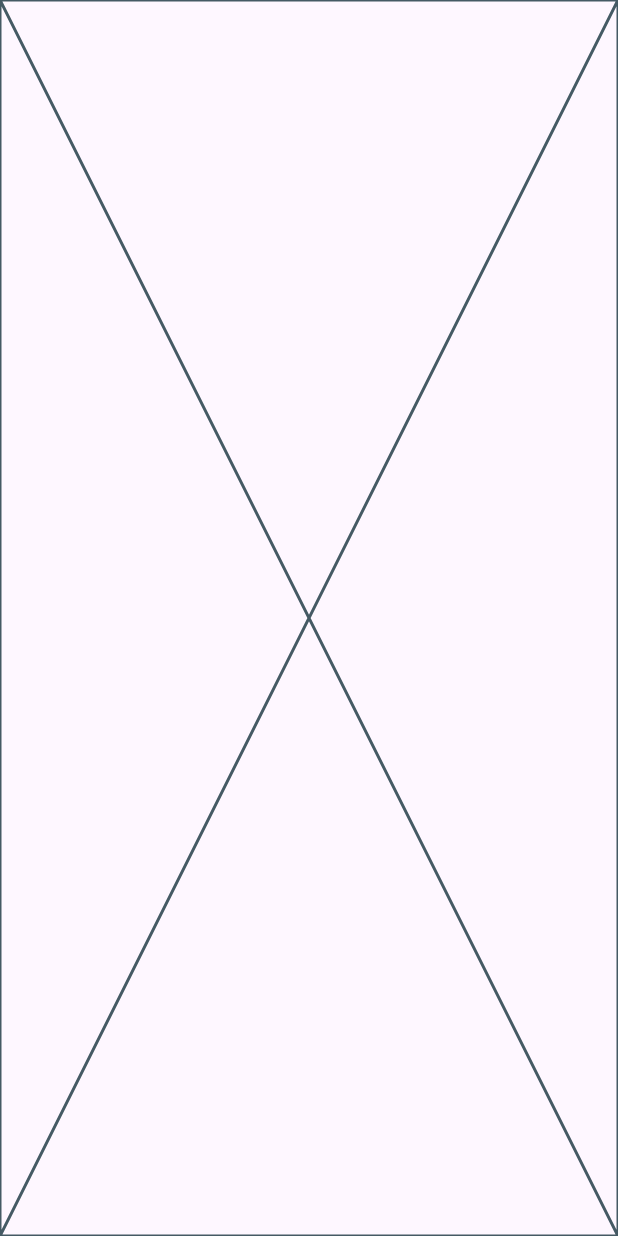
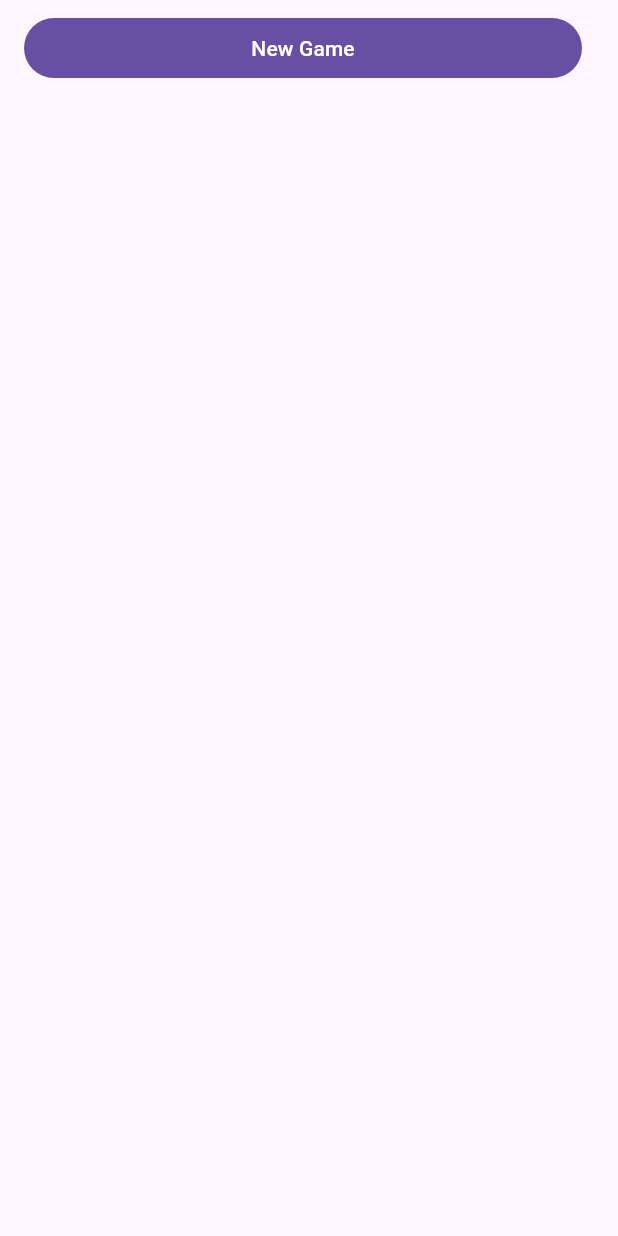
Before and after one commit to fr-noeldupuis/classic_games, a Flutter app: the screen it shows after launch, after a tap on "Sudoku", on a phone screen of 412 x 824 dp. Run offline on Flutter 3.47's test engine with Material 3 defaults, Android fonts, the phone set to English and light mode, and no system bars.

Commit message:
Create sudoku game page

```diff
--- a/lib/feature/homepage/homepage.dart
+++ b/lib/feature/homepage/homepage.dart
@@ -11,7 +11,7 @@ class Homepage extends StatelessWidget {
           ListTile(
             title: FilledButton(
               onPressed: () {
-                Navigator.of(context).pushNamed('sudoku_page');
+                Navigator.of(context).pushNamed('sudoku/sudoku_home');
               },
               child: const Text("Sudoku"),
             ),
--- a/lib/feature/sudoku-game/sudoku_page.dart
+++ b/lib/feature/sudoku-game/sudoku_page.dart
@@ -5,8 +5,19 @@ class SudokuPage extends StatelessWidget {
 
   @override
   Widget build(BuildContext context) {
-    return const Scaffold(
-      body: Placeholder(),
+    return Scaffold(
+      body: ListView(
+        children: [
+          ListTile(
+            title: FilledButton(
+              onPressed: () {
+                Navigator.of(context).pushNamed('sudoku/sudoku_game');
+              },
+              child: Text("New Game"),
+            ),
+          ),
+        ],
+      ),
     );
   }
 }
--- a/lib/main.dart
+++ b/lib/main.dart
@@ -1,4 +1,5 @@
 import 'package:classic_games/feature/homepage/homepage.dart';
+import 'package:classic_games/feature/sudoku-game/sudoku_game.dart';
 import 'package:classic_games/feature/sudoku-game/sudoku_page.dart';
 import 'package:flutter/material.dart';
 
@@ -15,8 +16,9 @@ class MainApp extends StatelessWidget {
       debugShowCheckedModeBanner: false,
       initialRoute: '/',
       routes: {
-        '/': (context) => Homepage(),
-        'sudoku_page': (context) => SudokuPage()
+        '/': (context) => const Homepage(),
+        'sudoku/sudoku_home': (context) => const SudokuPage(),
+        'sudoku/sudoku_game': (context) => const SudokuGame(),
       },
     );
   }
```
Also changed, not shown: lib/feature/sudoku-game/sudoku_game.dart (added, +14 -0 lines).
